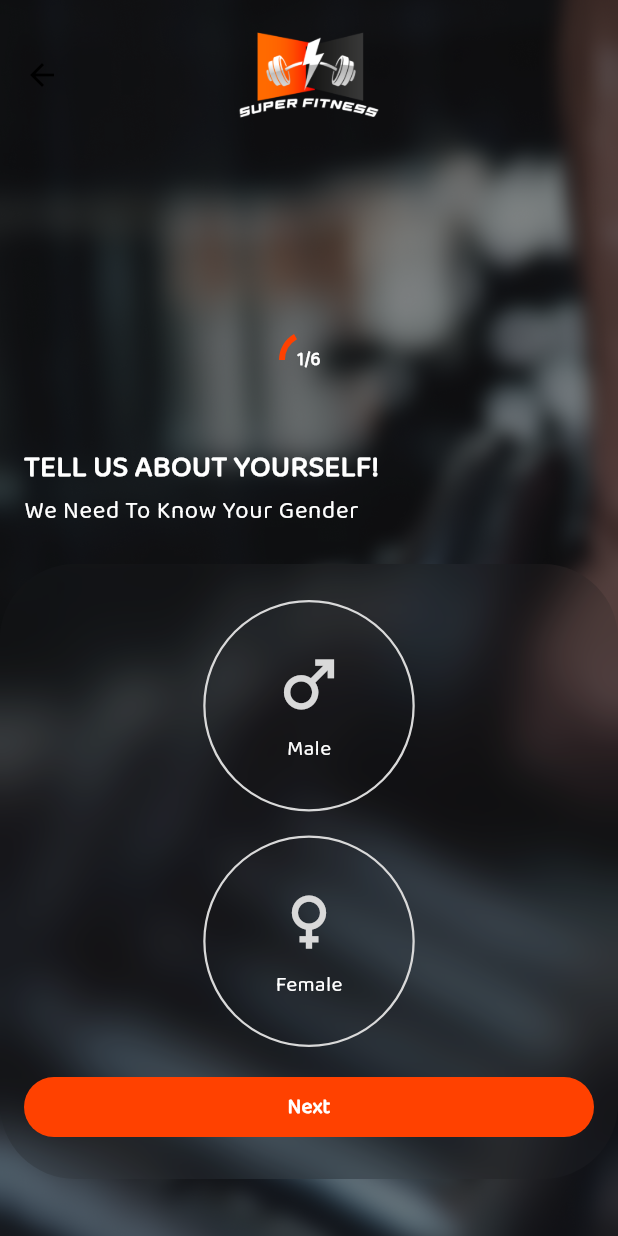
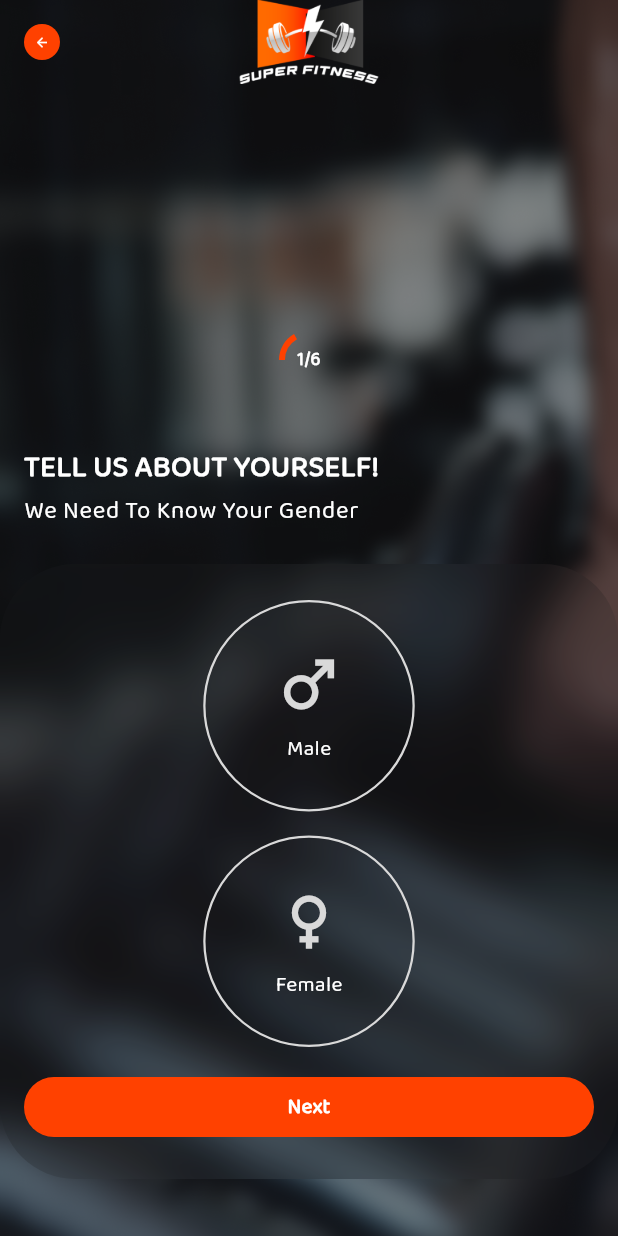
Before and after one commit to ahmedelazab1220/fitness_app, a Flutter app: the screen it shows after launch, after a tap on "Register", on a phone screen of 412 x 824 dp. Run offline on Flutter 3.47's test engine with Material 3 defaults, Android fonts, the phone set to English and light mode, and no system bars; our stand-ins replace dio, easy_localization, equatable, flutter_bloc, flutter_screenutil, flutter_secure_storage and 9 more; missing offline and left inert: wheel_slider; accounts and stored records are empty; generated files the repository leaves out were written again; project files that could hold a hidden picture were left out.

Commit message:
feat(register): add custom styled back button to app bar with navigation logic

```diff
--- a/lib/features/register/presentation/view/screens/complete_register_page_view.dart
+++ b/lib/features/register/presentation/view/screens/complete_register_page_view.dart
@@ -2,6 +2,7 @@ import 'package:fitness_app/features/register/presentation/view/widgets/circular
 import 'package:flutter/material.dart';
 import 'package:flutter_bloc/flutter_bloc.dart';
 
+import '../../../../../core/assets/app_colors.dart';
 import '../../../../../core/assets/app_images.dart';
 import '../../view_model/cubit/register_cubit.dart';
 
@@ -18,8 +19,23 @@ class CompleteRegisterPageView extends StatelessWidget {
           backgroundColor: Colors.transparent,
           elevation: 0,
           centerTitle: true,
-          toolbarHeight: 100,
           title: Image.asset(AppImages.appLogo, width: 140, height: 100),
+          leading: IconButton(
+            padding: EdgeInsets.zero,
+            constraints: BoxConstraints.tight(Size(24, 24)),
+            style: IconButton.styleFrom(
+              backgroundColor: AppColors.orange,
+              shape: const CircleBorder(),
+            ),
+            icon: const Icon(Icons.arrow_back, color: Colors.white, size: 10),
+            onPressed: () {
+              if (cubit.pageController.page == 0) {
+                Navigator.of(context).pop();
+              } else {
+                cubit.previousStep();
+              }
+            },
+          ),
         ),
         extendBodyBehindAppBar: true,
         body: Container(
```
